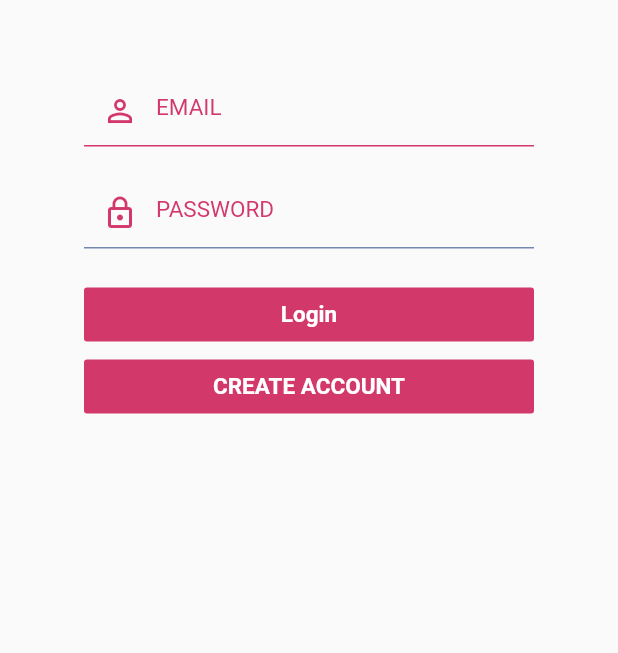
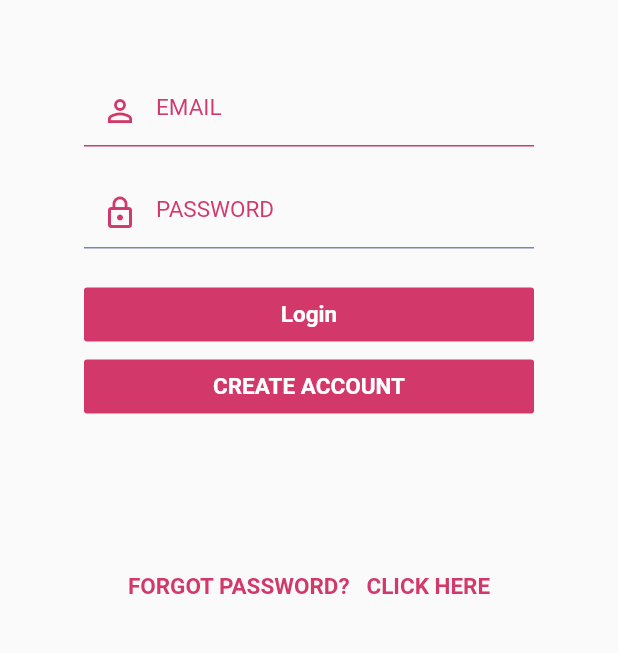
Before and after one commit to tijojose27/chat_app_trial_1, a Flutter app: the screen it shows after launch, on a phone screen of 412 x 824 dp, the part 383-1036 px from its top. Run offline on Flutter 3.47's test engine with Material 2 defaults, Android fonts, the phone set to English and light mode, and no system bars; our stand-ins replace flutter_svg.

Commit message:
added a forgot password button

```diff
--- a/lib/LoginScreen/login_page.dart
+++ b/lib/LoginScreen/login_page.dart
@@ -141,7 +141,10 @@ class SignOnWithLogo extends StatelessWidget {
                   fontSize: 15),
             ),
           ),
-        )
+        ),
+        SizedBox(height: 100,),
+        Text("FORGOT PASSWORD?   CLICK HERE", style: TextStyle(color: Color.fromRGBO(211, 56, 107, 1),fontSize: 15, fontWeight: FontWeight.bold),)
+
       ],
     );
   }
```
